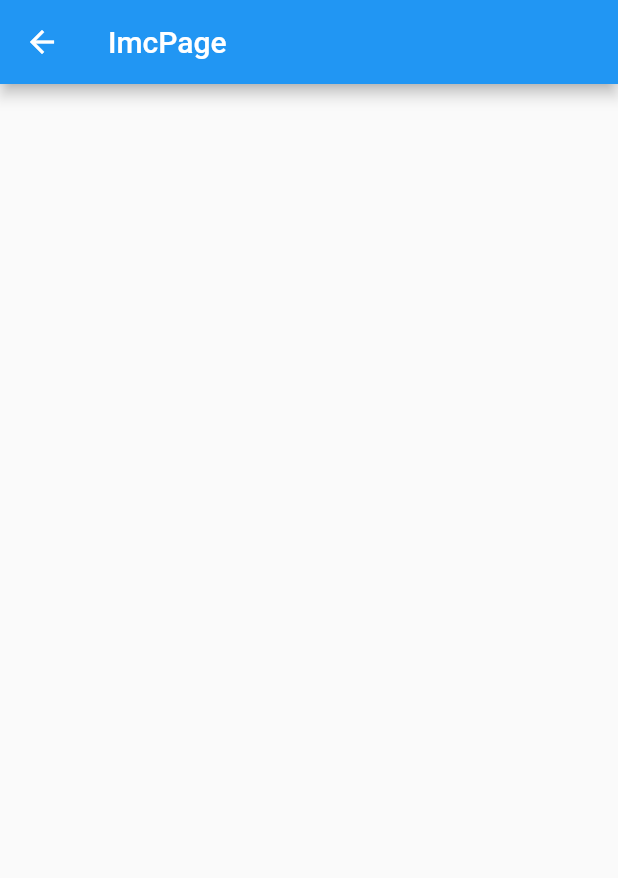
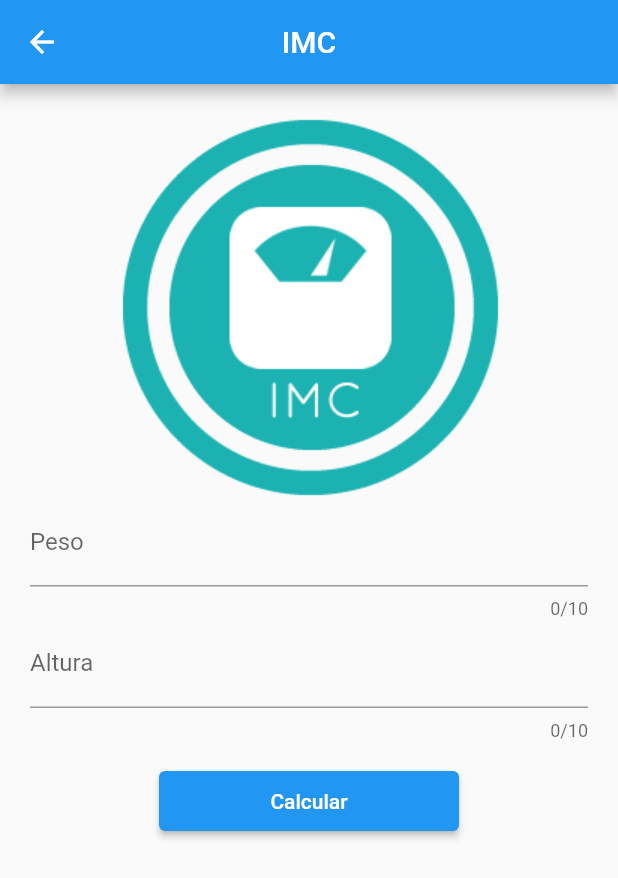
Before and after one commit to ThiagoBfim/IGTI-Flutter-Atividade, a Flutter app: the ImcPage screen opened directly, on a phone screen of 412 x 824 dp. Shown: the top 878 px of the screen. Run offline on Flutter 3.47's test engine with Material 2 defaults, Android fonts, the light colour scheme and no system bars; our stand-ins replace flutter_mobx, flutter_modular, mobx; generated files the repository leaves out were written again.

Commit message:
Criação da pagina para IMC

```diff
--- a/lib/app/app_module.dart
+++ b/lib/app/app_module.dart
@@ -1,4 +1,5 @@
 import 'package:atividade/app/modules/home/home_module.dart';
+import 'package:atividade/app/modules/imc/imc_module.dart';
 import 'package:flutter_modular/flutter_modular.dart';
 
 import 'app_controller.dart';
@@ -13,6 +14,7 @@ class AppModule extends Module {
   @override
   final List<ModularRoute> routes = [
     ModuleRoute('/', module: HomeModule()),
+    ModuleRoute('/imc', module: ImcModule()),
   ];
 
 }
--- /dev/null
+++ b/lib/app/modules/imc/imc_page.dart
@@ -0,0 +1,100 @@
+import 'package:atividade/app/modules/imc/imc_store.dart';
+import 'package:flutter/material.dart';
+import 'package:flutter/services.dart';
+import 'package:flutter_mobx/flutter_mobx.dart';
+import 'package:flutter_modular/flutter_modular.dart';
+
+class ImcPage extends StatefulWidget {
+  final String title;
+
+  const ImcPage({Key? key, this.title = 'IMC'}) : super(key: key);
+
+  @override
+  ImcPageState createState() => ImcPageState();
+}
+
+class ImcPageState extends State<ImcPage> {
+  final ImcStore store = Modular.get();
+
+  final _formKey = GlobalKey<FormState>();
+
+  @override
+  Widget build(BuildContext context) {
+    return Scaffold(
+      appBar: AppBar(
+        centerTitle: true,
+        title: Text(widget.title),
+      ),
+      body: Padding(
+        padding: const EdgeInsets.all(20.0),
+        child: SingleChildScrollView(
+          child: Column(
+            children: [
+              Image.asset("assets/images/imc.png"),
+              Center(
+                child: Observer(
+                  builder: (_) =>
+                      Form(
+                        key: _formKey,
+                        child: Column(
+                          mainAxisAlignment: MainAxisAlignment.center,
+                          children: <Widget>[
+                            TextFormField(
+                              initialValue: store.peso,
+                              validator: (value) =>
+                              value!.isEmpty ? 'Campo obrigatório' : null,
+                              maxLength: 10,
+                              inputFormatters: <TextInputFormatter>[
+                                FilteringTextInputFormatter(RegExp(r'^\d+\.?\d{0,2}'), allow: true),
+                              ],
+                              keyboardType: TextInputType.number,
+                              onChanged: store.changePeso,
+                              decoration: InputDecoration(labelText: 'Peso'),
+                            ),
+                            TextFormField(
+                              initialValue: store.altura,
+                              validator: (value) =>
+                              value!.isEmpty ? 'Campo obrigatório' : null,
+                              maxLength: 10,
+                              inputFormatters: <TextInputFormatter>[
+                                FilteringTextInputFormatter(RegExp(r'^\d+\.?\d{0,2}'), allow: true),
+                              ],
+                              keyboardType: TextInputType.number,
+                              onChanged: store.changeAltura,
+                              decoration: InputDecoration(labelText: 'Altura'),
+                            ),
+                            SizedBox(height: 20),
+                            SizedBox(
+                              width: 200,
+                              height: 40,
+                              child: ElevatedButton(
+                                onPressed: _calcular,
+                                child: Text("Calcular"),
+                              ),
+                            ),
+                            SizedBox(height: 20),
+                            Text(
+                              store.resultado,
+                              style: TextStyle(fontSize: 35),
+                            ),
+                          ],
+                        ),
+                      ),
+                ),
+              ),
+            ],
+          ),
+        ),
+      ),
+    );
+  }
+
+  void _calcular() {
+    if (_formKey.currentState!.validate()) {
+      store.calcular();
+    } else {
+      ScaffoldMessenger.of(context).showSnackBar(
+          SnackBar(content: Text("Formulário com erro!")));
+    }
+  }
+}
--- /dev/null
+++ b/lib/app/modules/imc/imc_store.dart
@@ -0,0 +1,44 @@
+import 'package:mobx/mobx.dart';
+
+part 'imc_store.g.dart';
+
+class ImcStore = _ImcStoreBase with _$ImcStore;
+
+abstract class _ImcStoreBase with Store {
+  @observable
+  String altura = "";
+
+  @observable
+  String peso = "";
+
+  @observable
+  String resultado = "";
+
+  @action
+  void changeAltura(altura) {
+    this.altura = altura;
+  }
+
+  @action
+  void changePeso(peso) {
+    this.peso = peso;
+  }
+
+  @action
+  calcular() {
+    double imc =
+        double.parse(peso) / (double.parse(altura) * double.parse(altura));
+    String imcResultado = "\nIMC: ${imc.toStringAsFixed(2)}";
+    if (imc < 18.5) {
+      resultado = "MAGREZA!$imcResultado";
+    } else if (imc < 24.9) {
+      resultado = "NORMAL!$imcResultado";
+    } else if (imc < 29.9) {
+      resultado = "SOBREPESO!$imcResultado";
+    } else if (imc < 39.9) {
+      resultado = "OBESIDADE!$imcResultado";
+    } else {
+      resultado = "OBESIDADE GRAVE!$imcResultado";
+    }
+  }
+}
--- a/lib/app/modules/imc_page.dart
+++ /dev/null
@@ -1,21 +0,0 @@
-import 'package:flutter/material.dart';
-
-class ImcPage extends StatefulWidget {
-  final String title;
-  const ImcPage({Key? key, this.title = 'ImcPage'}) : super(key: key);
-  @override
-  ImcPageState createState() => ImcPageState();
-}
-class ImcPageState extends State<ImcPage> {
-  @override
-  Widget build(BuildContext context) {
-    return Scaffold(
-      appBar: AppBar(
-        title: Text(widget.title),
-      ),
-      body: Column(
-        children: <Widget>[],
-      ),
-    );
-  }
-}
--- a/pubspec.yaml
+++ b/pubspec.yaml
@@ -39,6 +39,7 @@ dependencies:
   flutter_modular: ^3.1.1+1
   flutter:
     sdk: flutter
+
 
 
   # The following adds the Cupertino Icons font to your application.
```
Also changed, not shown: lib/app/modules/imc/imc_module.dart (added, +15 -0 lines), lib/app/modules/imc/imc_store.g.dart (added), 3 other files.
